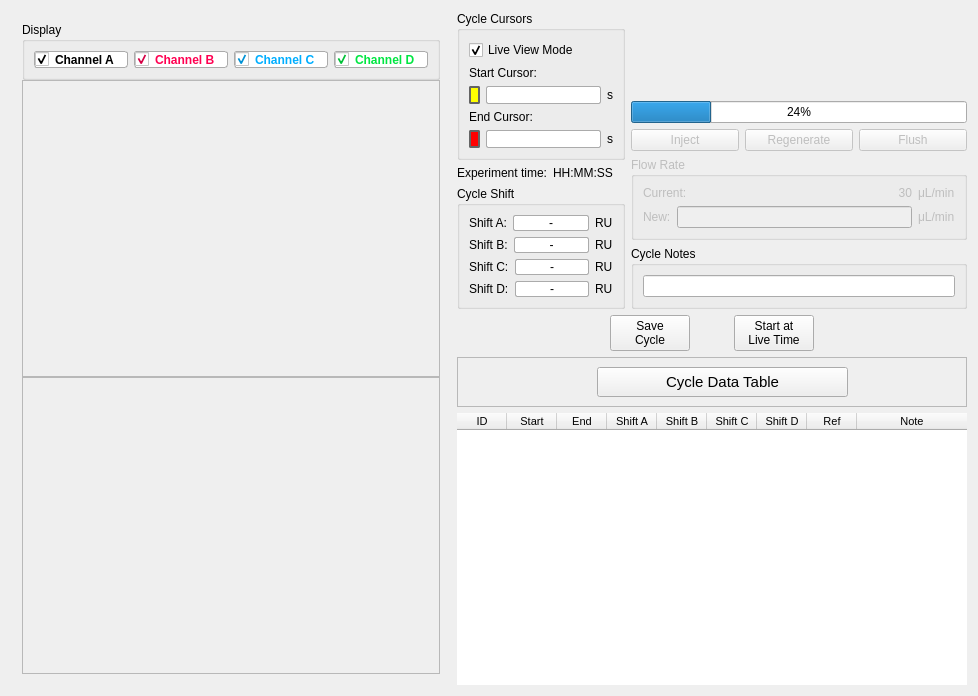
Qt form Old software/ui/sensorgram.ui (Ludo-affi/Affilabs.core) before a commit.
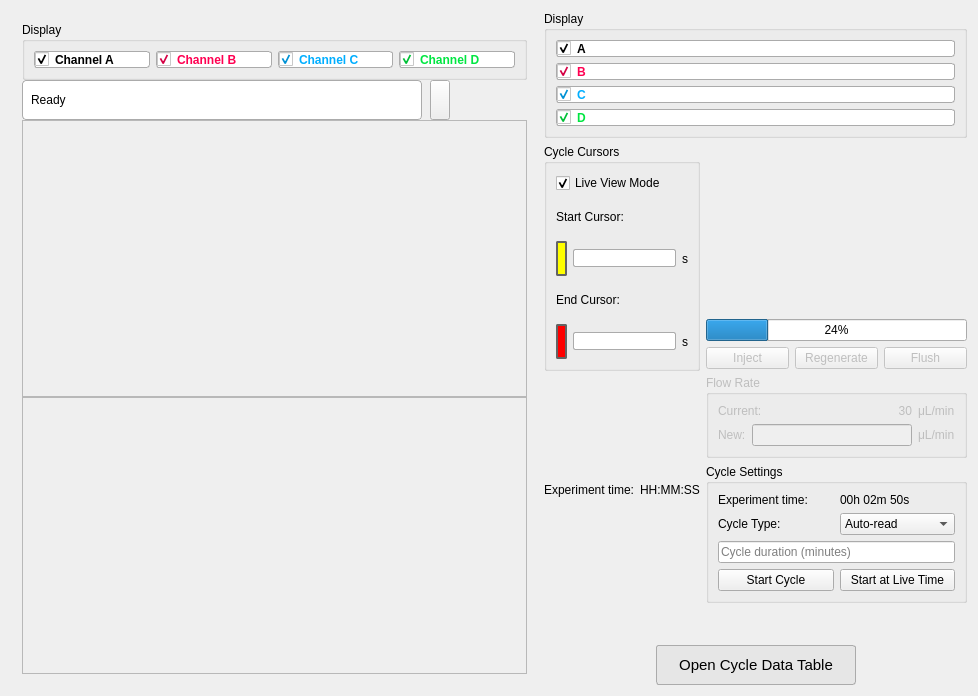
The same form after that commit. Icons and pictures are not drawn.

Commit message: Version 4.0: Major UI improvements - Channel checkboxes overlay on graph, improved cycle settings, better contrast, responsive white rectangle background, reduced splitter handle, light grid on graphs

```diff
--- a/Old software/ui/sensorgram.ui
+++ b/Old software/ui/sensorgram.ui
@@ -62,7 +62,7 @@
            <string notr="true">QCheckBox{
 	color: black;
 	background: white;
-	border: 1px solid rgb(171, 171, 171); 
+	border: 1px solid rgb(171, 171, 171);
 	border-radius: 3px;
 }</string>
           </property>
@@ -87,7 +87,7 @@
            <string notr="true">QCheckBox{
 	color: rgb(255, 0, 81);
 	background:white;
-	border: 1px solid rgb(171, 171, 171); 
+	border: 1px solid rgb(171, 171, 171);
 	border-radius: 3px;
 }</string>
           </property>
@@ -112,7 +112,7 @@
            <string notr="true">QCheckBox{
 	color: rgb(0, 174, 255);
 	background: white;
-	border: 1px solid rgb(171, 171, 171); 
+	border: 1px solid rgb(171, 171, 171);
 	border-radius: 3px;
 }</string>
           </property>
@@ -136,7 +136,7 @@
           <property name="styleSheet">
            <string notr="true">QCheckBox{
 	color: rgb(0, 230, 65);
-	border: 1px solid rgb(171, 171, 171); 
+	border: 1px solid rgb(171, 171, 171);
 	background: white;
 	border-radius: 3px;
 }</string>
@@ -152,6 +152,89 @@
        </layout>
       </widget>
      </item>
+     <item>
+      <layout class="QHBoxLayout" name="horizontalLayout_sensor_header" stretch="1,0">
+       <property name="leftMargin">
+        <number>0</number>
+       </property>
+       <property name="topMargin">
+        <number>0</number>
+       </property>
+       <property name="rightMargin">
+        <number>0</number>
+       </property>
+       <property name="bottomMargin">
+        <number>0</number>
+       </property>
+       <property name="spacing">
+        <number>8</number>
+       </property>
+       <item>
+        <widget class="QLabel" name="shift_display_box">
+         <property name="minimumSize">
+          <size>
+           <width>200</width>
+           <height>40</height>
+          </size>
+         </property>
+         <property name="maximumSize">
+          <size>
+           <width>400</width>
+           <height>40</height>
+          </size>
+         </property>
+         <property name="styleSheet">
+          <string notr="true">QLabel {
+	background-color: white;
+	border: 1px solid rgb(171, 171, 171);
+	border-radius: 4px;
+	padding: 5px;
+	font-family: Segoe UI;
+	font-size: 9pt;
+}</string>
+         </property>
+         <property name="text">
+          <string>Ready</string>
+         </property>
+         <property name="alignment">
+          <set>Qt::AlignVCenter|Qt::AlignLeft</set>
+         </property>
+        </widget>
+       </item>
+       <item>
+        <widget class="QPushButton" name="clear_graph_btn">
+         <property name="minimumSize">
+          <size>
+           <width>20</width>
+           <height>40</height>
+          </size>
+         </property>
+         <property name="maximumSize">
+          <size>
+           <width>20</width>
+           <height>40</height>
+          </size>
+         </property>
+         <property name="text">
+          <string/>
+         </property>
+        </widget>
+       </item>
+       <item>
+        <spacer name="horizontalSpacer_header">
+         <property name="orientation">
+          <enum>Qt::Horizontal</enum>
+         </property>
+         <property name="sizeHint" stdset="0">
+          <size>
+           <width>40</width>
+           <height>20</height>
+          </size>
+         </property>
+        </spacer>
+       </item>
+      </layout>
+     </item>
      <item>
       <widget class="QFrame" name="full_segment">
        <property name="minimumSize">
@@ -283,12 +366,124 @@
    </item>
    <item>
     <layout class="QVBoxLayout" name="controls" stretch="1,0,0,2">
+     <item>
+      <widget class="QGroupBox" name="groupBox_display_right">
+       <property name="title">
+        <string>Display</string>
+       </property>
+       <layout class="QVBoxLayout" name="verticalLayout_display">
+        <item>
+         <widget class="QCheckBox" name="segment_A_right">
+          <property name="font">
+           <font>
+            <family>Segoe UI</family>
+            <pointsize>9</pointsize>
+            <bold>true</bold>
+           </font>
+          </property>
+          <property name="styleSheet">
+           <string notr="true">QCheckBox{
+	color: black;
+	background: white;
+	border: 1px solid rgb(171, 171, 171);
+	border-radius: 3px;
+}</string>
+          </property>
+          <property name="text">
+           <string>A</string>
+          </property>
+          <property name="checked">
+           <bool>true</bool>
+          </property>
+         </widget>
+        </item>
+        <item>
+         <widget class="QCheckBox" name="segment_B_right">
+          <property name="font">
+           <font>
+            <family>Segoe UI</family>
+            <pointsize>9</pointsize>
+            <bold>true</bold>
+           </font>
+          </property>
+          <property name="styleSheet">
+           <string notr="true">QCheckBox{
+	color: rgb(255, 0, 81);
+	background: white;
+	border: 1px solid rgb(171, 171, 171);
+	border-radius: 3px;
+}</string>
+          </property>
+          <property name="text">
+           <string>B</string>
+          </property>
+          <property name="checked">
+           <bool>true</bool>
+          </property>
+         </widget>
+        </item>
+        <item>
+         <widget class="QCheckBox" name="segment_C_right">
+          <property name="font">
+           <font>
+            <family>Segoe UI</family>
+            <pointsize>9</pointsize>
+            <bold>true</bold>
+           </font>
+          </property>
+          <property name="styleSheet">
+           <string notr="true">QCheckBox{
+	color: rgb(0, 174, 255);
+	background: white;
+	border: 1px solid rgb(171, 171, 171);
+	border-radius: 3px;
+}</string>
+          </property>
+          <property name="text">
+           <string>C</string>
+          </property>
+          <property name="checked">
+           <bool>true</bool>
+          </property>
+         </widget>
+        </item>
+        <item>
+         <widget class="QCheckBox" name="segment_D_right">
+          <property name="font">
+           <font>
+            <family>Segoe UI</family>
+            <pointsize>9</pointsize>
+            <bold>true</bold>
+           </font>
+          </property>
+          <property name="styleSheet">
+           <string notr="true">QCheckBox{
+	color: rgb(0, 230, 65);
+	background: white;
+	border: 1px solid rgb(171, 171, 171);
+	border-radius: 3px;
+}</string>
+          </property>
+          <property name="text">
+           <string>D</string>
+          </property>
+          <property name="checked">
+           <bool>true</bool>
+          </property>
+         </widget>
+        </item>
+       </layout>
+      </widget>
+     </item>
      <item>
       <layout class="QHBoxLayout" name="horizontalLayout_5" stretch="1,2">
        <item>
         <layout class="QVBoxLayout" name="verticalLayout_2">
          <item>
           <widget class="QGroupBox" name="groupBox_6">
+           <property name="visible">
+            <bool>false</bool>
+           </property>
            <property name="title">
             <string>Cycle Cursors</string>
            </property>
@@ -432,6 +627,9 @@
           <layout class="QHBoxLayout" name="horizontalLayout_14">
            <item>
             <widget class="QLabel" name="label_3">
+             <property name="visible">
+              <bool>false</bool>
+             </property>
              <property name="text">
               <string>Experiment time:</string>
              </property>
@@ -442,6 +640,9 @@
            </item>
            <item>
             <widget class="QLabel" name="exp_clock">
+             <property name="visible">
+              <bool>false</bool>
+             </property>
              <property name="styleSheet">
               <string notr="true"/>
              </property>
@@ -452,195 +653,6 @@
            </item>
           </layout>
          </item>
-         <item>
-          <widget class="QGroupBox" name="groupBox_3">
-           <property name="title">
-            <string>Cycle Shift</string>
-           </property>
-           <layout class="QVBoxLayout" name="verticalLayout_5">
-            <item>
-             <layout class="QHBoxLayout" name="horizontalLayout_8">
-              <item>
-               <widget class="QLabel" name="label_20">
-                <property name="text">
-                 <string>Shift A:</string>
-                </property>
-                <property name="margin">
-                 <number>2</number>
-                </property>
-               </widget>
-              </item>
-              <item>
-               <widget class="QLabel" name="shift_A">
-                <property name="sizePolicy">
-                 <sizepolicy hsizetype="MinimumExpanding" vsizetype="Preferred">
-                  <horstretch>0</horstretch>
-                  <verstretch>0</verstretch>
-                 </sizepolicy>
-                </property>
-                <property name="styleSheet">
-                 <string notr="true">background: white;
-border: 1px solid rgb(171, 171, 171);
-border-radius: 2px;</string>
-                </property>
-                <property name="text">
-                 <string>-</string>
-                </property>
-                <property name="alignment">
-                 <set>Qt::AlignCenter</set>
-                </property>
-               </widget>
-              </item>
-              <item>
-               <widget class="QLabel" name="unit_a">
-                <property name="text">
-                 <string>RU</string>
-                </property>
-                <property name="margin">
-                 <number>0</number>
-                </property>
-               </widget>
-              </item>
-             </layout>
-            </item>
-            <item>
-             <layout class="QHBoxLayout" name="horizontalLayout_9">
-              <item>
-               <widget class="QLabel" name="label_21">
-                <property name="text">
-                 <string>Shift B:</string>
-                </property>
-                <property name="margin">
-                 <number>2</number>
-                </property>
-               </widget>
-              </item>
-              <item>
-               <widget class="QLabel" name="shift_B">
-                <property name="sizePolicy">
-                 <sizepolicy hsizetype="MinimumExpanding" vsizetype="Preferred">
-                  <horstretch>0</horstretch>
-                  <verstretch>0</verstretch>
-                 </sizepolicy>
-                </property>
-                <property name="styleSheet">
-                 <string notr="true">background: white;
-border: 1px solid rgb(171, 171, 171);
-border-radius: 2px;</string>
-                </property>
-                <property name="text">
-                 <string>-</string>
-                </property>
-                <property name="alignment">
-                 <set>Qt::AlignCenter</set>
-                </property>
-               </widget>
-              </item>
-              <item>
-               <widget class="QLabel" name="unit_b">
-                <property name="text">
-                 <string>RU</string>
-                </property>
-                <property name="margin">
-                 <number>0</number>
-                </property>
-               </widget>
-              </item>
-             </layout>
-            </item>
-            <item>
-             <layout class="QHBoxLayout" name="horizontalLayout_10">
-              <item>
-               <widget class="QLabel" name="label_22">
-                <property name="text">
-                 <string>Shift C:</string>
-                </property>
-                <property name="margin">
-                 <number>2</number>
-                </property>
-               </widget>
-              </item>
-              <item>
-               <widget class="QLabel" name="shift_C">
-                <property name="sizePolicy">
-                 <sizepolicy hsizetype="MinimumExpanding" vsizetype="Preferred">
-                  <horstretch>0</horstretch>
-                  <verstretch>0</verstretch>
-                 </sizepolicy>
-                </property>
-                <property name="styleSheet">
-                 <string notr="true">background: white;
-border: 1px solid rgb(171, 171, 171);
-border-radius: 2px;</string>
-                </property>
-                <property name="text">
-                 <string>-</string>
-                </property>
-                <property name="alignment">
-                 <set>Qt::AlignCenter</set>
-                </property>
-               </widget>
-              </item>
-              <item>
-               <widget class="QLabel" name="unit_c">
-                <property name="text">
-                 <string>RU</string>
-                </property>
-                <property name="margin">
-                 <number>0</number>
-                </property>
-               </widget>
-              </item>
-             </layout>
-            </item>
-            <item>
-             <layout class="QHBoxLayout" name="horizontalLayout_11">
-              <item>
-               <widget class="QLabel" name="label_23">
-                <property name="text">
-                 <string>Shift D:</string>
-                </property>
-                <property name="margin">
-                 <number>2</number>
-                </property>
-               </widget>
-              </item>
-              <item>
-               <widget class="QLabel" name="shift_D">
-                <property name="sizePolicy">
-                 <sizepolicy hsizetype="MinimumExpanding" vsizetype="Preferred">
-                  <horstretch>0</horstretch>
-                  <verstretch>0</verstretch>
-                 </sizepolicy>
-                </property>
-                <property name="styleSheet">
-                 <string notr="true">background: white;
-border: 1px solid rgb(171, 171, 171);
-border-radius: 2px;</string>
-                </property>
-                <property name="text">
-                 <string>-</string>
-                </property>
-                <property name="alignment">
-                 <set>Qt::AlignCenter</set>
-                </property>
-               </widget>
-              </item>
-              <item>
-               <widget class="QLabel" name="unit_d">
-                <property name="text">
-                 <string>RU</string>
-                </property>
-                <property name="margin">
-                 <number>0</number>
-                </property>
-               </widget>
-              </item>
-             </layout>
-            </item>
-           </layout>
-          </widget>
-         </item>
         </layout>
        </item>
        <item>
@@ -650,7 +662,7 @@
            <property name="maximumSize">
             <size>
              <width>16777215</width>
-             <height>134</height>
+             <height>200</height>
             </size>
            </property>
            <property name="styleSheet">
@@ -803,11 +815,95 @@
          <item>
           <widget class="QGroupBox" name="groupBox_4">
            <property name="title">
-            <string>Cycle Notes</string>
+            <string>Cycle Settings</string>
            </property>
            <layout class="QVBoxLayout" name="verticalLayout_3">
             <item>
-             <widget class="QLineEdit" name="current_note"/>
+             <layout class="QHBoxLayout" name="horizontalLayout_exp_time">
+              <item>
+               <widget class="QLabel" name="label_exp_time">
+                <property name="visible">
+                 <bool>false</bool>
+                </property>
+                <property name="text">
+                 <string>Experiment time:</string>
+                </property>
+               </widget>
+              </item>
+              <item>
+               <widget class="QLabel" name="exp_clock_settings">
+                <property name="visible">
+                 <bool>false</bool>
+                </property>
+                <property name="text">
+                 <string>00h 02m 50s</string>
+                </property>
+               </widget>
+              </item>
+             </layout>
+            </item>
+            <item>
+             <layout class="QHBoxLayout" name="horizontalLayout_cycle_type">
+              <item>
+               <widget class="QLabel" name="label_cycle_type">
+                <property name="text">
+                 <string>Cycle Type:</string>
+                </property>
+               </widget>
+              </item>
+              <item>
+               <widget class="QComboBox" name="current_cycle_type">
+                <property name="editable">
+                 <bool>false</bool>
+                </property>
+                <item>
+                 <property name="text">
+                  <string>Auto-read</string>
+                 </property>
+                </item>
+                <item>
+                 <property name="text">
+                  <string>Baseline</string>
+                 </property>
+                </item>
+                <item>
+                 <property name="text">
+                  <string>Flow</string>
+                 </property>
+                </item>
+                <item>
+                 <property name="text">
+                  <string>Static</string>
+                 </property>
+                </item>
+               </widget>
+              </item>
+             </layout>
+            </item>
+            <item>
+             <widget class="QLineEdit" name="current_note">
+              <property name="placeholderText">
+               <string>Cycle duration (minutes)</string>
+              </property>
+             </widget>
+            </item>
+            <item>
+             <layout class="QHBoxLayout" name="horizontalLayout_cycle_buttons">
+              <item>
+               <widget class="QPushButton" name="save_segment_btn">
+                <property name="text">
+                 <string>Start Cycle</string>
+                </property>
+               </widget>
+              </item>
+              <item>
+               <widget class="QPushButton" name="new_segment_btn">
+                <property name="text">
+                 <string>Start at Live Time</string>
+                </property>
+               </widget>
+              </item>
+             </layout>
             </item>
            </layout>
           </widget>
@@ -817,7 +913,7 @@
       </layout>
      </item>
      <item>
-      <layout class="QHBoxLayout" name="horizontalLayout_13" stretch="4,0,1,0,4">
+      <layout class="QHBoxLayout" name="horizontalLayout_13" stretch="4,1,4">
        <item>
         <spacer name="horizontalSpacer_3">
          <property name="orientation">
@@ -832,46 +928,61 @@
         </spacer>
        </item>
        <item>
-        <widget class="QPushButton" name="save_segment_btn">
-         <property name="font">
-          <font>
-           <family>Segoe UI</family>
-           <pointsize>9</pointsize>
-          </font>
+        <widget class="QPushButton" name="reset_segment_btn">
+         <property name="sizePolicy">
+          <sizepolicy hsizetype="Fixed" vsizetype="Fixed">
+           <horstretch>0</horstretch>
+           <verstretch>0</verstretch>
+          </sizepolicy>
          </property>
-         <property name="focusPolicy">
-          <enum>Qt::NoFocus</enum>
+         <property name="minimumSize">
+          <size>
+           <width>30</width>
+           <height>30</height>
+          </size>
          </property>
-         <property name="text">
-          <string>Save
-Cycle</string>
-         </property>
-        </widget>
-       </item>
-       <item>
-        <spacer name="horizontalSpacer_2">
-         <property name="orientation">
-          <enum>Qt::Horizontal</enum>
-         </property>
-         <property name="sizeHint" stdset="0">
+         <property name="maximumSize">
           <size>
-           <width>0</width>
-           <height>0</height>
+           <width>30</width>
+           <height>30</height>
           </size>
          </property>
-        </spacer>
-       </item>
-       <item>
-        <widget class="QPushButton" name="new_segment_btn">
          <property name="font">
           <font>
            <family>Segoe UI</family>
-           <pointsize>9</pointsize>
+           <pointsize>5</pointsize>
           </font>
          </property>
+         <property name="mouseTracking">
+          <bool>true</bool>
+         </property>
+         <property name="toolTip">
+          <string>Clear All Data</string>
+         </property>
+         <property name="styleSheet">
+          <string notr="true">QPushButton{
+	border: none;
+	background: none;
+}
+
+QPushButton::hover{
+	background: white;
+	border: 1px raised;
+	border-radius: 10px;
+}</string>
+         </property>
          <property name="text">
-          <string>Start at
-Live Time</string>
+          <string/>
+         </property>
+         <property name="icon">
+          <iconset resource="ai.qrc">
+           <normaloff>:/img/img/reload.png</normaloff>:/img/img/reload.png</iconset>
+         </property>
+         <property name="iconSize">
+          <size>
+           <width>25</width>
+           <height>25</height>
+          </size>
          </property>
         </widget>
        </item>
@@ -891,440 +1002,72 @@
       </layout>
      </item>
      <item>
-      <widget class="QFrame" name="seg_table">
-       <property name="sizePolicy">
-        <sizepolicy hsizetype="Fixed" vsizetype="Preferred">
-         <horstretch>41</horstretch>
-         <verstretch>0</verstretch>
-        </sizepolicy>
-       </property>
-       <property name="minimumSize">
-        <size>
-         <width>510</width>
-         <height>50</height>
-        </size>
-       </property>
-       <property name="maximumSize">
-        <size>
-         <width>510</width>
-         <height>50</height>
-        </size>
-       </property>
-       <property name="font">
-        <font>
-         <family>Segoe UI</family>
-         <pointsize>9</pointsize>
-        </font>
-       </property>
-       <property name="frameShape">
-        <enum>QFrame::StyledPanel</enum>
-       </property>
-       <property name="frameShadow">
-        <enum>QFrame::Raised</enum>
-       </property>
-       <widget class="QPushButton" name="delete_row_btn">
-        <property name="geometry">
-         <rect>
-          <x>30</x>
-          <y>10</y>
-          <width>30</width>
-          <height>30</height>
-         </rect>
-        </property>
-        <property name="sizePolicy">
-         <sizepolicy hsizetype="Fixed" vsizetype="Fixed">
-          <horstretch>0</horstretch>
-          <verstretch>0</verstretch>
-         </sizepolicy>
-        </property>
-        <property name="minimumSize">
-         <size>
-          <width>30</width>
-          <height>30</height>
-         </size>
-        </property>
-        <property name="maximumSize">
-         <size>
-          <width>30</width>
-          <height>30</height>
-         </size>
-        </property>
-        <property name="font">
-         <font>
-          <family>Segoe UI</family>
-          <pointsize>5</pointsize>
-         </font>
-        </property>
-        <property name="mouseTracking">
-         <bool>true</bool>
-        </property>
-        <property name="toolTip">
-         <string>Delete Cycle</string>
-        </property>
-        <property name="layoutDirection">
-         <enum>Qt::LeftToRight</enum>
-        </property>
-        <property name="autoFillBackground">
-         <bool>false</bool>
-        </property>
-        <property name="styleSheet">
-         <string notr="true">QPushButton{
-	border: none;
-	background: none;
+      <layout class="QHBoxLayout" name="horizontalLayout_table_btn">
+       <item>
+        <spacer name="horizontalSpacer_table_left">
+         <property name="orientation">
+          <enum>Qt::Horizontal</enum>
+         </property>
+         <property name="sizeHint" stdset="0">
+          <size>
+           <width>40</width>
+           <height>20</height>
+          </size>
+         </property>
+        </spacer>
+       </item>
+       <item>
+        <widget class="QPushButton" name="open_table_btn">
+         <property name="sizePolicy">
+          <sizepolicy hsizetype="Preferred" vsizetype="Fixed">
+           <horstretch>0</horstretch>
+           <verstretch>0</verstretch>
+          </sizepolicy>
+         </property>
+         <property name="minimumSize">
+          <size>
+           <width>200</width>
+           <height>40</height>
+          </size>
+         </property>
+         <property name="font">
+          <font>
+           <family>Segoe UI</family>
+           <pointsize>11</pointsize>
+          </font>
+         </property>
+         <property name="styleSheet">
+          <string notr="true">QPushButton {
+	background-color: rgb(230, 230, 230);
+	border: 1px solid rgb(171, 171, 171);
+	border-radius: 3px;
 }
 
 QPushButton::hover{
-	background: white;
+	background: rgb(253, 253, 253);
 	border: 1px raised;
-	border-radius: 10px;
+	border-radius: 5px;
 }</string>
-        </property>
-        <property name="text">
-         <string/>
-        </property>
-        <property name="icon">
-         <iconset resource="ai.qrc">
-          <normaloff>:/img/img/trash.png</normaloff>:/img/img/trash.png</iconset>
-        </property>
-        <property name="iconSize">
-         <size>
-          <width>25</width>
-          <height>25</height>
-         </size>
-        </property>
-        <property name="autoRepeat">
-         <bool>false</bool>
-        </property>
-        <property name="autoExclusive">
-         <bool>false</bool>
-        </property>
-        <property name="autoDefault">
-         <bool>false</bool>
-        </property>
-        <property name="default">
-         <bool>false</bool>
-        </property>
-        <property name="flat">
-         <bool>false</bool>
-        </property>
-       </widget>
-       <widget class="QPushButton" name="add_row_btn">
-        <property name="geometry">
-         <rect>
-          <x>70</x>
-          <y>10</y>
-          <width>30</width>
-          <height>30</height>
-         </rect>
-        </property>
-        <property name="sizePolicy">
-         <sizepolicy hsizetype="Fixed" vsizetype="Fixed">
-          <horstretch>0</horstretch>
-          <verstretch>0</verstretch>
-         </sizepolicy>
-        </property>
-        <property name="minimumSize">
-         <size>
-          <width>30</width>
-          <height>30</height>
-         </size>
-        </property>
-        <property name="maximumSize">
-         <size>
-          <width>30</width>
-          <height>30</height>
-         </size>
-        </property>
-        <property name="font">
-         <font>
-          <family>Segoe UI</family>
-          <pointsize>5</pointsize>
-         </font>
-        </property>
-        <property name="mouseTracking">
-         <bool>true</bool>
-        </property>
-        <property name="toolTip">
-         <string>Restore Last Deleted</string>
-        </property>
-        <property name="layoutDirection">
-         <enum>Qt::LeftToRight</enum>
-        </property>
-        <property name="autoFillBackground">
-         <bool>false</bool>
-        </property>
-        <property name="styleSheet">
-         <string notr="true">QPushButton{
-	border: none;
-	background: none;
-}
-
-QPushButton::hover{
-	background: white;
-	border: 1px raised;
-	border-radius: 10px;
-}</string>
-        </property>
-        <property name="text">
-         <string/>
-        </property>
-        <property name="icon">
-         <iconset resource="ai.qrc">
-          <normaloff>:/img/img/undo.png</normaloff>:/img/img/undo.png</iconset>
-        </property>
-        <property name="iconSize">
-         <size>
-          <width>22</width>
-          <height>22</height>
-         </size>
-        </property>
-        <property name="autoRepeat">
-         <bool>false</bool>
-        </property>
-        <property name="autoExclusive">
-         <bool>false</bool>
-        </property>
-        <property name="autoDefault">
-         <bool>false</bool>
-        </property>
-        <property name="default">
-         <bool>false</bool>
-        </property>
-        <property name="flat">
-         <bool>false</bool>
-        </property>
-       </widget>
-       <widget class="QPushButton" name="table_toggle">
-        <property name="geometry">
-         <rect>
-          <x>140</x>
-          <y>10</y>
-          <width>251</width>
-          <height>30</height>
-         </rect>
-        </property>
-        <property name="sizePolicy">
-         <sizepolicy hsizetype="Preferred" vsizetype="Fixed">
-          <horstretch>0</horstretch>
-          <verstretch>0</verstretch>
-         </sizepolicy>
-        </property>
-        <property name="minimumSize">
-         <size>
-          <width>0</width>
-          <height>30</height>
-         </size>
-        </property>
-        <property name="font">
-         <font>
-          <family>Segoe UI</family>
-          <pointsize>11</pointsize>
-         </font>
-        </property>
-        <property name="text">
-         <string>Cycle Data Table</string>
-        </property>
-       </widget>
-       <widget class="QGraphicsView" name="page_indicator">
-        <property name="geometry">
-         <rect>
-          <x>318</x>
-          <y>21</y>
-          <width>30</width>
-          <height>10</height>
-         </rect>
-        </property>
-        <property name="styleSheet">
-         <string notr="true">background: transparent</string>
-        </property>
-        <property name="frameShape">
-         <enum>QFrame::NoFrame</enum>
-        </property>
-        <property name="verticalScrollBarPolicy">
-         <enum>Qt::ScrollBarAlwaysOff</enum>
-        </property>
-        <property name="horizontalScrollBarPolicy">
-         <enum>Qt::ScrollBarAlwaysOff</enum>
-        </property>
-        <property name="sizeAdjustPolicy">
-         <enum>QAbstractScrollArea::AdjustToContents</enum>
-        </property>
-        <property name="interactive">
-         <bool>false</bool>
-        </property>
-       </widget>
-      </widget>
-     </item>
-     <item>
-      <widget class="QTableWidget" name="data_table">
-       <property name="sizePolicy">
-        <sizepolicy hsizetype="Ignored" vsizetype="Expanding">
-         <horstretch>0</horstretch>
-         <verstretch>0</verstretch>
-        </sizepolicy>
-       </property>
-       <property name="font">
-        <font>
-         <family>Segoe UI</family>
-         <pointsize>9</pointsize>
-        </font>
-       </property>
-       <property name="focusPolicy">
-        <enum>Qt::ClickFocus</enum>
-       </property>
-       <property name="frameShape">
-        <enum>QFrame::NoFrame</enum>
-       </property>
-       <property name="sizeAdjustPolicy">
-        <enum>QAbstractScrollArea::AdjustToContents</enum>
-       </property>
-       <property name="showGrid">
-        <bool>true</bool>
-       </property>
-       <property name="wordWrap">
-        <bool>true</bool>
-       </property>
-       <property name="rowCount">
-        <number>0</number>
-       </property>
-       <property name="columnCount">
-        <number>9</number>
-       </property>
-       <attribute name="horizontalHeaderVisible">
-        <bool>true</bool>
-       </attribute>
-       <attribute name="horizontalHeaderCascadingSectionResizes">
-        <bool>true</bool>
-       </attribute>
-       <attribute name="horizontalHeaderMinimumSectionSize">
-        <number>50</number>
-       </attribute>
-       <attribute name="horizontalHeaderDefaultSectionSize">
-        <number>50</number>
-       </attribute>
-       <attribute name="horizontalHeaderHighlightSections">
-        <bool>true</bool>
-       </attribute>
-       <attribute name="horizontalHeaderShowSortIndicator" stdset="0">
-        <bool>false</bool>
-       </attribute>
-       <attribute name="horizontalHeaderStretchLastSection">
-        <bool>true</bool>
-       </attribute>
-       <attribute name="verticalHeaderVisible">
-        <bool>false</bool>
-       </attribute>
-       <attribute name="verticalHeaderCascadingSectionResizes">
-        <bool>false</bool>
-       </attribute>
-       <attribute name="verticalHeaderMinimumSectionSize">
-        <number>40</number>
-       </attribute>
-       <attribute name="verticalHeaderDefaultSectionSize">
-        <number>50</number>
-       </attribute>
-       <attribute name="verticalHeaderHighlightSections">
-        <bool>false</bool>
-       </attribute>
-       <attribute name="verticalHeaderShowSortIndicator" stdset="0">
-        <bool>false</bool>
-       </attribute>
-       <attribute name="verticalHeaderStretchLastSection">
-        <bool>false</bool>
-       </attribute>
-       <column>
-        <property name="text">
-         <string notr="true">ID</string>
-        </property>
-        <property name="font">
-         <font>
-          <family>Segoe UI</family>
-          <pointsize>8</pointsize>
-         </font>
-        </property>
-       </column>
-       <column>
-        <property name="text">
-         <string>Start</string>
-        </property>
-        <property name="font">
-         <font>
-          <family>Segoe UI</family>
-          <pointsize>8</pointsize>
-         </font>
-        </property>
-       </column>
-       <column>
-        <property name="text">
-         <string>End</string>
-        </property>
-        <property name="font">
-         <font>
-          <pointsize>8</pointsize>
-         </font>
-        </property>
-       </column>
-       <column>
-        <property name="text">
-         <string>Shift A</string>
-        </property>
-        <property name="font">
-         <font>
-          <pointsize>8</pointsize>
-         </font>
-        </property>
-       </column>
-       <column>
-        <property name="text">
-         <string>Shift B</string>
-        </property>
-        <property name="font">
-         <font>
-          <pointsize>8</pointsize>
-         </font>
-        </property>
-       </column>
-       <column>
-        <property name="text">
-         <string>Shift C</string>
-        </property>
-        <property name="font">
-         <font>
-          <pointsize>8</pointsize>
-         </font>
-        </property>
-       </column>
-       <column>
-        <property name="text">
-         <string>Shift D</string>
-        </property>
-        <property name="font">
-         <font>
-          <pointsize>8</pointsize>
-         </font>
-        </property>
-       </column>
-       <column>
-        <property name="text">
-         <string>Ref</string>
-        </property>
-        <property name="font">
-         <font>
-          <pointsize>8</pointsize>
-         </font>
-        </property>
-       </column>
-       <column>
-        <property name="text">
-         <string>Note</string>
-        </property>
-        <property name="font">
-         <font>
-          <pointsize>8</pointsize>
-         </font>
-        </property>
-       </column>
-      </widget>
+         </property>
+         <property name="text">
+          <string>Open Cycle Data Table</string>
+         </property>
+        </widget>
+       </item>
+       <item>
+        <spacer name="horizontalSpacer_table_right">
+         <property name="orientation">
+          <enum>Qt::Horizontal</enum>
+         </property>
+         <property name="sizeHint" stdset="0">
+          <size>
+           <width>40</width>
+           <height>20</height>
+          </size>
+         </property>
+        </spacer>
+       </item>
+      </layout>
      </item>
     </layout>
    </item>
```
The commit also changes 24 other files.
